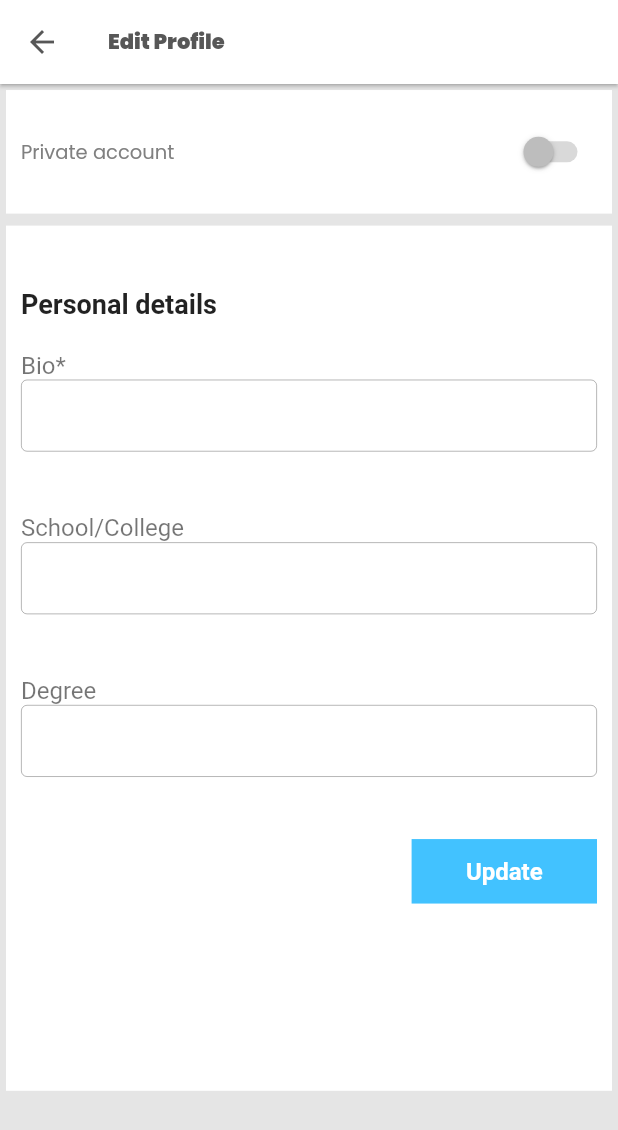
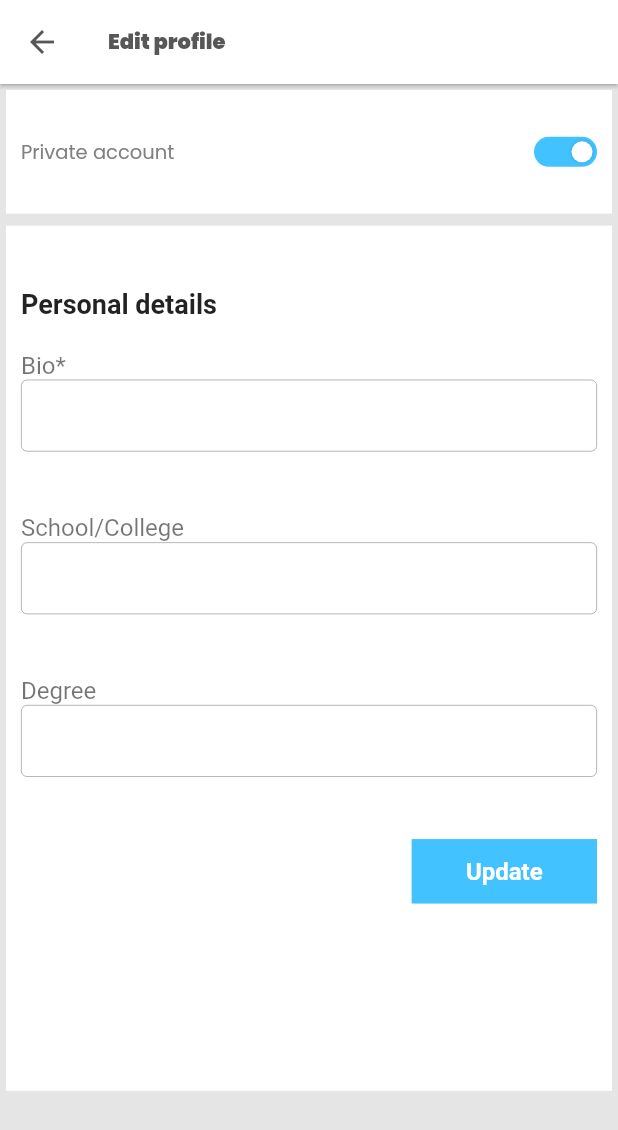
Before and after one commit to vaibhavkhulbe/Crystull, a Flutter app: the EditProfileScreen screen opened directly with empty values, on a phone screen of 412 x 824 dp. Shown: the top 1130 px of the screen. Run offline on Flutter 3.47's test engine with Material 2 defaults, Android fonts, the phone set to English and light mode, and no system bars; our stand-ins replace carousel_slider, cloud_firestore, country_code_picker, firebase_auth, firebase_core, firebase_storage and 7 more; missing offline and left inert: email_auth, flutter_facebook_auth; accounts and stored records are empty; project files that could hold a hidden picture were left out.

Commit message:
Phase 1 95%

```diff
--- a/lib/resources/models/signup.dart
+++ b/lib/resources/models/signup.dart
@@ -122,7 +122,7 @@ class CrystullUser {
     this.password, {
     this.uid = "",
     this.bio = "",
-    this.isPrivate = false,
+    this.isPrivate = true,
     this.college = "",
     this.degree = "",
     this.mobileNumberWithCountryCode = "",
--- a/lib/screens/edit_profile.dart
+++ b/lib/screens/edit_profile.dart
@@ -2,6 +2,7 @@ import 'package:crystull/resources/auth_methods.dart';
 import 'package:crystull/utils/colors.dart';
 import 'package:crystull/widgets/alert_dialog.dart';
 import 'package:crystull/widgets/app_bar.dart';
+import 'package:crystull/widgets/get_switch.dart';
 import 'package:flutter/material.dart';
 import 'package:crystull/widgets/text_field_widget.dart';
 import 'package:crystull/resources/models/signup.dart';
@@ -67,7 +68,7 @@ class _EditProfileScreenState extends State<EditProfileScreen> {
   @override
   Widget build(BuildContext context) {
     return Scaffold(
-      appBar: getAppBar(context, "Edit Profile"),
+      appBar: getAppBar(context, "Edit profile"),
       body: Container(
         decoration: const BoxDecoration(color: Color(0xFFE5E5E5)),
         child: ListView(
@@ -94,9 +95,9 @@ class _EditProfileScreenState extends State<EditProfileScreen> {
                         ),
                       ),
                       Flexible(child: Container()),
-                      Switch(
+                      getSwitch(
                         activeColor: primaryColor,
-                        inactiveTrackColor: secondaryColor,
+                        inactiveColor: secondaryColor,
                         value: widget.user.isPrivate,
                         onChanged: (value) async {
                           if (value) {
--- /dev/null
+++ b/lib/widgets/get_switch.dart
@@ -0,0 +1,54 @@
+import 'package:flutter/material.dart';
+
+
+ Widget getSwitch(
+      {required bool value,
+      required Function onChanged,
+      required Color activeColor,
+      required Color inactiveColor}) {
+    Duration _kSwitchAnimationDuration = const Duration(milliseconds: 250);
+    return GestureDetector(
+      onTap: () => onChanged(!value),
+      child: SizedBox(
+        height: 20,
+        width: 42,
+        child: Stack(
+          children: [
+            AnimatedContainer(
+              height: 20,
+              width: 42,
+              curve: Curves.ease,
+              duration: _kSwitchAnimationDuration,
+              decoration: BoxDecoration(
+                borderRadius: const BorderRadius.all(
+                  Radius.circular(17.0),
+                ),
+                color: value ? activeColor : inactiveColor,
+              ),
+            ),
+            AnimatedAlign(
+              curve: Curves.ease,
+              duration: _kSwitchAnimationDuration,
+              alignment: !value ? Alignment.centerLeft : Alignment.centerRight,
+              child: Container(
+                height: 14,
+                width: 14,
+                margin: const EdgeInsets.symmetric(horizontal: 3),
+                decoration: BoxDecoration(
+                  shape: BoxShape.circle,
+                  color: Colors.white,
+                  boxShadow: [
+                    BoxShadow(
+                      color: Colors.black12.withOpacity(0.1),
+                      spreadRadius: 0.5,
+                      blurRadius: 1,
+                    )
+                  ],
+                ),
+              ),
+            ),
+          ],
+        ),
+      ),
+    );
+  }
```
Also changed, not shown: lib/screens/profile_screen.dart (+29 -42 lines), lib/widgets/alert_dialog.dart (+20 -2 lines), lib/widgets/multi_select.dart (added, +164 -0 lines).
